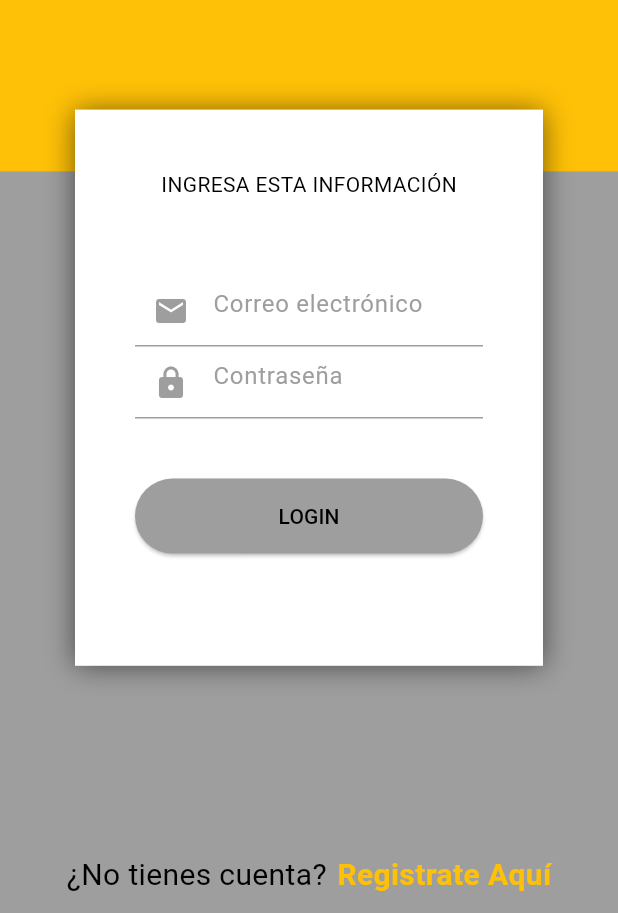
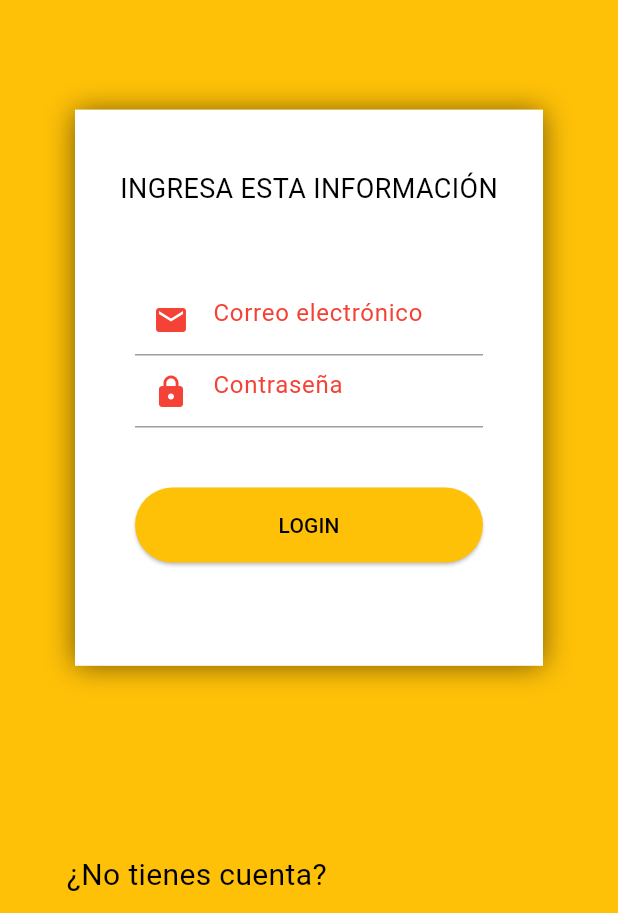
Before and after one commit to Gherrera99/delivery_flutter_umsa, a Flutter app: the screen it shows after launch, on a phone screen of 412 x 824 dp, the part 323-1236 px from its top. Run offline on Flutter 3.47's test engine with Material 3 defaults, Android fonts, the phone set to English and light mode, and no system bars; our stand-ins replace get.

Commit message:
Correción de colores

```diff
--- a/lib/main.dart
+++ b/lib/main.dart
@@ -38,12 +38,12 @@ class _MyAppState extends State<MyApp> {
             brightness: Brightness.light,
             onBackground: Colors.grey,
             onPrimary: Colors.grey,
-            surface: Colors.grey,
-            onSurface: Colors.grey,
+            surface: Colors.amber,
+            onSurface: Colors.red,
             error: Colors.grey,
             onError: Colors.grey,
             onSecondary: Colors.grey,
-            background: Colors.grey
+            background: Colors.white
         )
       ),
       navigatorKey: Get.key,
--- a/lib/src/pages/login/login_page.dart
+++ b/lib/src/pages/login/login_page.dart
@@ -126,7 +126,8 @@ class LoginPage extends StatelessWidget {
       child: Text(
         'INGRESA ESTA INFORMACIÓN',
         style: TextStyle(
-          color: Colors.black
+          color: Colors.black,
+          fontSize: 18,
       ),
       ),
     );
```
